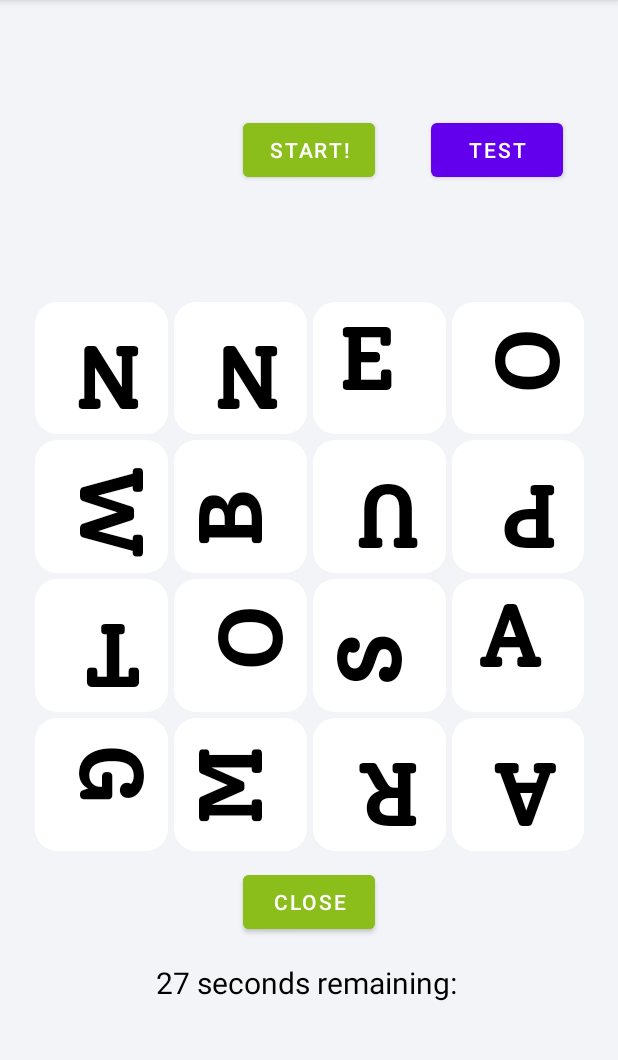
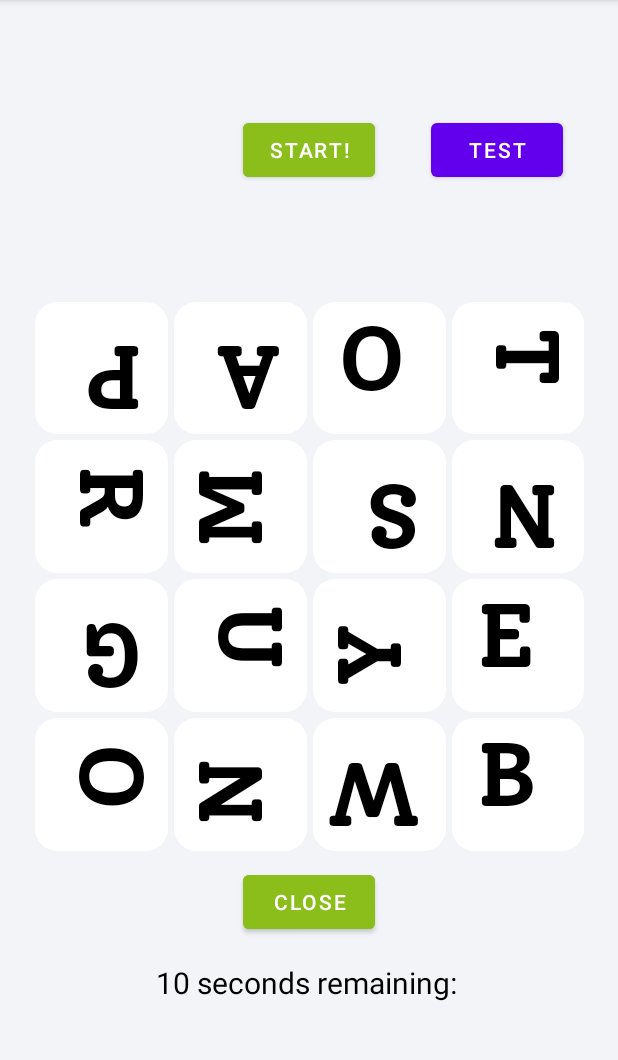
Before and after one commit to tubbmeister/My_Boggle, an Android app: the screen it shows after launch (MainActivity), after a tap on "TEST", on a phone screen of 412 x 824 dp, the part 84-1144 px from its top. Run offline under Robolectric (Android 15) with nearby library versions, the phone set to English and light mode, and no system bars; 2 other taps on this screen came first.

Commit message:
Added mp3

```diff
--- a/app/src/main/java/com/example/myboggle/MainActivity.java
+++ b/app/src/main/java/com/example/myboggle/MainActivity.java
@@ -4,9 +4,11 @@ import androidx.appcompat.app.AppCompatActivity;
 
 import android.content.res.Resources;
 import android.content.res.TypedArray;
+import android.media.MediaPlayer;
 import android.os.Bundle;
 import android.os.CountDownTimer;
 import android.os.Handler;
+import android.os.Looper;
 import android.view.View;
 import android.widget.TextView;
 
@@ -25,7 +27,7 @@ public class MainActivity extends AppCompatActivity {
     ArrayList<Integer> list;
     //ImageView imageview;
     Integer Cube_Number,Tube_Array_Choice_Int,j,arrayName_ID;
-    TextView text_13,text_1,text_2,text_3,text_4,text_5,text_6,text_7,text_8,text_9,text_10,text_11,text_12,text_14,text_15,text_16,mTextField;
+    TextView textView,text_13,text_1,text_2,text_3,text_4,text_5,text_6,text_7,text_8,text_9,text_10,text_11,text_12,text_14,text_15,text_16,mTextField;
     int[] Sel_Cube;//array of int
     @Override
     protected void onCreate(Bundle savedInstanceState) {
@@ -50,6 +52,7 @@ public class MainActivity extends AppCompatActivity {
         text_14=findViewById(R.id.Cube_14);
         text_15=findViewById(R.id.Cube_15);
         text_16=findViewById(R.id.Cube_16);
+        textView=findViewById(R.id.textView);
         //Display_Angle=R.getStringArray(R.array.Display_Angle);
     }
 
@@ -367,16 +370,7 @@ public void Start(View view) {
 
 
 
-    new CountDownTimer(30000, 1000) {
 
-        public void onTick(long millisUntilFinished) {
-            mTextField.setText( millisUntilFinished / 1000+" seconds remaining: ");
-        }
-
-        public void onFinish() {
-            mTextField.setText("Done!");
-        }
-    }.start();
     }
 
 public String myMethod(int Selected_Array, int j){
@@ -389,7 +383,7 @@ public String myMethod(int Selected_Array, int j){
     Cube_Number = list.get(j); //extract number for next cube position (top left)//j is number to iterate through all 16 cubes
     //if (Cube_Number==1){
     Sel_Letter = r.getStringArray(R.array.cube_arrays);
-    Tube_Array_Choice = Sel_Letter[Cube_Number];
+    Tube_Array_Choice = Sel_Letter[Selected_Array];
     arrayName_ID = getResources().getIdentifier(Tube_Array_Choice, "array", this.getPackageName());
 
     items = getResources().getStringArray(arrayName_ID);
@@ -429,6 +423,7 @@ return Tile;
             System.exit(0);
         }
 public void Looper(View view){
+        textView.setText("");
 
     Timer timer = new Timer();
     int begin = 0;
@@ -437,14 +432,43 @@ public void Looper(View view){
         int counter = 0;
         @Override
         public void run() {
-            myMethod(5, 5);;
+
+            // myMethod(5, 5);;
+            Start(null);
             counter++;
-            if (counter >= 20){
+            if (counter >= 10) {
                 timer.cancel();
+
+            }
+
+        }
+
+    }, begin, timeInterval);
+Countdown();
+}
+public void Countdown(){
+
+
+    new CountDownTimer(12000, 1000) {
+
+        public void onTick(long millisUntilFinished) {
+            mTextField.setText( millisUntilFinished / 1000+" seconds remaining: ");
+            if(millisUntilFinished<6000){
+
+                textView.setText("5 seconds!");
+                if(millisUntilFinished<1000){
+                    MediaPlayer music = MediaPlayer.create(MainActivity.this, R.raw.wmgoal);
+                    music.start();
+                }
             }
         }
-    }, begin, timeInterval);
+
+        public void onFinish() {
+            mTextField.setText("Done!");
+
+        }
+    }.start();
+}
 
 
 }
-}
--- a/app/src/main/res/layout/activity_main.xml
+++ b/app/src/main/res/layout/activity_main.xml
@@ -567,5 +567,16 @@
         app:layout_constraintEnd_toEndOf="parent"
         app:layout_constraintStart_toEndOf="@+id/button" />
 
+    <TextView
+        android:id="@+id/textView"
+        android:layout_width="wrap_content"
+        android:layout_height="wrap_content"
+        android:layout_marginEnd="28dp"
+        android:backgroundTint="@color/black"
+        android:text="TextView"
+        android:textColor="@color/black"
+        app:layout_constraintBottom_toBottomOf="@+id/button"
+        app:layout_constraintEnd_toStartOf="@+id/button" />
+
 
 </androidx.constraintlayout.widget.ConstraintLayout>
```
Also changed, not shown: 1 other file.
